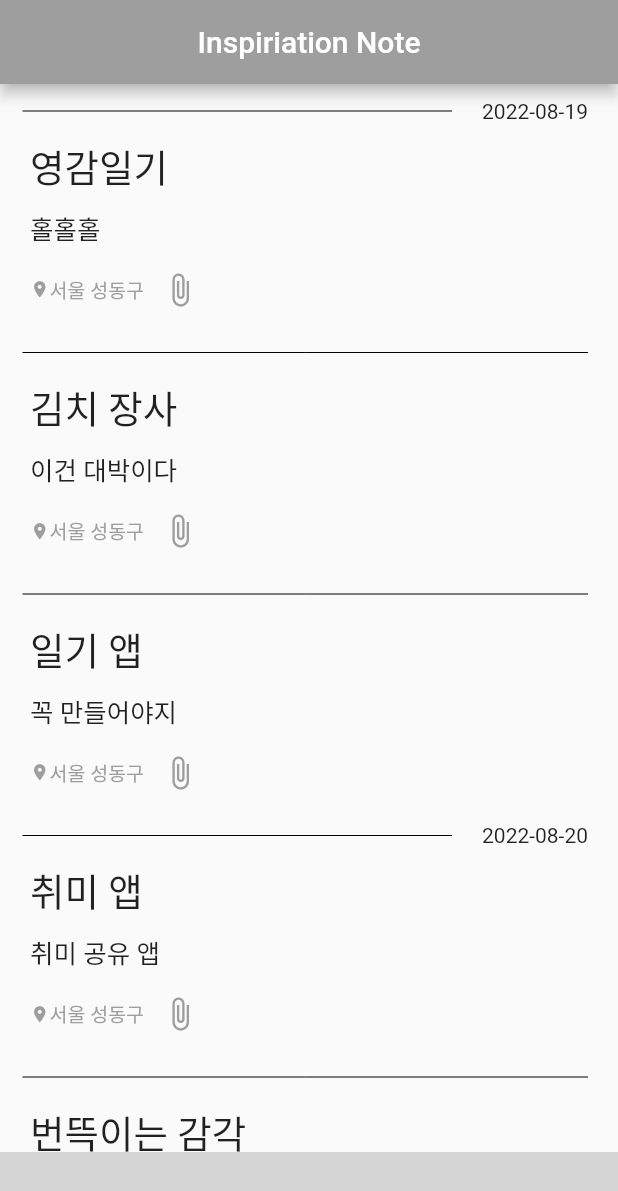
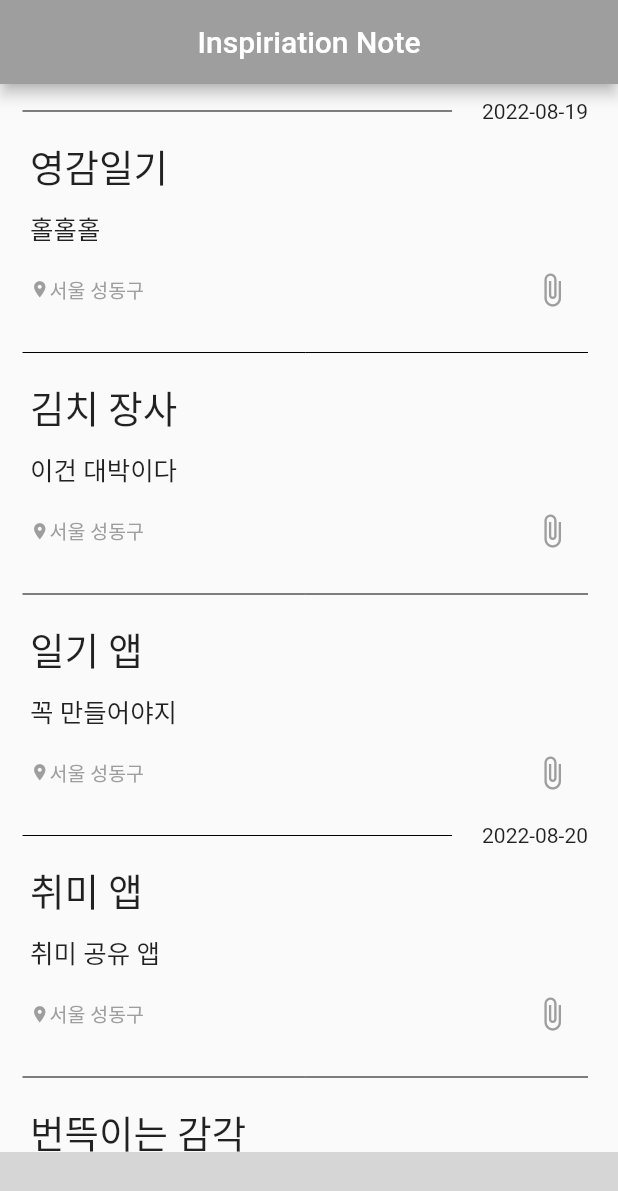
Before and after one commit to RootPark/InsNote, a Flutter app: the screen it shows after launch, after a tap on the "attach file" icon, on a phone screen of 412 x 824 dp. Shown: the top 1191 px of the screen. Run offline on Flutter 3.47's test engine with Material 2 defaults, Android fonts, the phone set to English and light mode, and no system bars; missing offline and left inert: bottom_bar_with_sheet; statements that could not run were skipped; grey boxes are pictures that could not be loaded.

Commit message:
link button 오른쪽 정렬

```diff
--- a/ins_note/lib/feed_page.dart
+++ b/ins_note/lib/feed_page.dart
@@ -1,4 +1,5 @@
 import 'package:flutter/material.dart';
+import 'package:url_launcher/url_launcher.dart';
 import 'package:url_launcher/url_launcher_string.dart';
 import '/feed.dart';
 
@@ -71,6 +72,7 @@ class _FeedPageState extends State<FeedPage> {
         itemCount: feedData.length,
         itemBuilder: (context, index) {
           return Column(
+            crossAxisAlignment: CrossAxisAlignment.stretch,
             children: <Widget>[
               Row(children: <Widget>[
                 Expanded(
@@ -90,9 +92,10 @@ class _FeedPageState extends State<FeedPage> {
                   ),
                 )
               ]),
-              Row (children: <Widget>[
+              Column (children: <Widget>[
                 Container(
                   margin: EdgeInsets.only(left: 20),
+                  // color: Colors.red,
                   child: Column(
                     crossAxisAlignment: CrossAxisAlignment.start,
                     children: <Widget>[
@@ -110,8 +113,12 @@ class _FeedPageState extends State<FeedPage> {
                           style: TextStyle(fontSize: 17)
                         )
                       ),
-                      Padding(
+                      Container(
                           padding: EdgeInsets.only(right: 20),
+                          child: Row(
+                            mainAxisAlignment: MainAxisAlignment.spaceBetween,
+                            children: [
+                              Container(
                                 child: Row(
                                   children: [
                                   Icon(
@@ -123,21 +130,26 @@ class _FeedPageState extends State<FeedPage> {
                                     feedData[index].location,
                                     style: TextStyle(color: Colors.grey, fontSize: 13)
                                   ),
-                            IconButton(
+                                ],)
+                              ),
+                              Container(
+                                child: IconButton(
                                   icon: Icon(Icons.attach_file),
                                   color: Colors.grey,
                                   onPressed: () async {
-                                if(await canLaunchUrlString(feedData[index].link)){
-                                  await launchUrlString(feedData[index].link);
+                                    if(await canLaunch(feedData[index].link)){
+                                      await launch(feedData[index].link, forceWebView: false, forceSafariVC: false);
                                       // forceWebView: false, forceSafariVC: false
+                                      // canLaunchUrlString, launchUrlString
                                     } else {
                                       throw 'Could not launch ${feedData[index].link}';
                                     }
                                   }
                                 )
+                              )
                             ],
                           )
-                      ),
+                        )
                     ],
                   )
                 )
```
Lines whose indentation alone changed are shown as unchanged.
